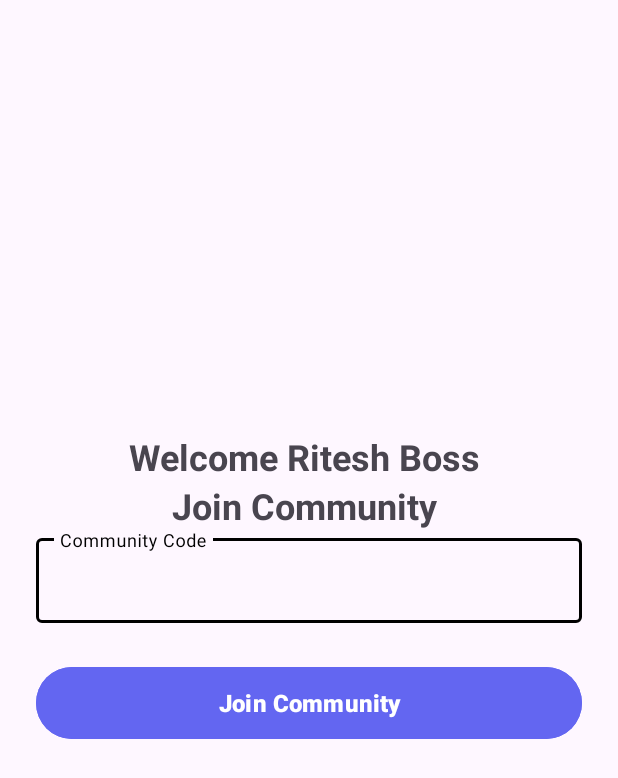
After one commit to RITESHKUMAR7488/Ask, an Android app: the JoinCommunity screen opened directly, with no data from a screen before it, on a phone screen of 412 x 824 dp. The commit adds this screen. Shown: the top 778 px of the screen. Run offline under Robolectric (Android 15) with nearby library versions, the phone set to English and light mode, and no system bars; our stand-ins replace data binding.

Commit message:
Join Community

```diff
--- a/app/src/main/java/com/example/ask/MyApplication.kt
+++ b/app/src/main/java/com/example/ask/MyApplication.kt
@@ -3,10 +3,9 @@ package com.example.ask
 import android.app.Application
 import androidx.appcompat.app.AppCompatDelegate
 import dagger.hilt.android.HiltAndroidApp
-import jakarta.inject.Inject
 
 @HiltAndroidApp
-class MyApplication @Inject constructor():Application(){
+class MyApplication : Application() {
     override fun onCreate() {
         super.onCreate()
         AppCompatDelegate.setDefaultNightMode(AppCompatDelegate.MODE_NIGHT_NO)
--- /dev/null
+++ b/app/src/main/java/com/example/ask/communityModule/uis/Activities/JoinCommunity.kt
@@ -0,0 +1,17 @@
+package com.example.ask.communityModule.uis.Activities
+
+import android.os.Bundle
+import androidx.activity.enableEdgeToEdge
+import androidx.appcompat.app.AppCompatActivity
+import androidx.core.view.ViewCompat
+import androidx.core.view.WindowInsetsCompat
+import com.example.ask.R
+
+class JoinCommunity : AppCompatActivity() {
+    override fun onCreate(savedInstanceState: Bundle?) {
+        super.onCreate(savedInstanceState)
+        enableEdgeToEdge()
+        setContentView(R.layout.activity_join_community)
+
+    }
+}
--- /dev/null
+++ b/app/src/main/res/layout/activity_join_community.xml
@@ -0,0 +1,92 @@
+<?xml version="1.0" encoding="utf-8"?>
+<layout xmlns:tools="http://schemas.android.com/tools"
+    xmlns:android="http://schemas.android.com/apk/res/android"
+    xmlns:app="http://schemas.android.com/apk/res-auto">
+    <androidx.constraintlayout.widget.ConstraintLayout
+        android:id="@+id/main"
+        android:layout_width="match_parent"
+        android:layout_height="match_parent"
+        tools:context=".communityModule.uis.Activities.CreateCommunityActicity">
+
+        <TextView
+            android:id="@+id/textView4"
+            android:layout_width="wrap_content"
+            android:layout_height="wrap_content"
+            android:layout_marginTop="288dp"
+            android:text="Welcome Ritesh Boss "
+            android:textSize="24sp"
+            android:textStyle="bold"
+            app:layout_constraintEnd_toEndOf="parent"
+            app:layout_constraintStart_toStartOf="parent"
+            app:layout_constraintTop_toTopOf="parent" />
+
+        <TextView
+            android:id="@+id/textView5"
+            android:layout_width="wrap_content"
+            android:layout_height="wrap_content"
+            android:text="Join Community "
+            android:textSize="24sp"
+            android:textStyle="bold"
+            app:layout_constraintEnd_toEndOf="parent"
+            app:layout_constraintStart_toStartOf="parent"
+            app:layout_constraintTop_toBottomOf="@+id/textView4" />
+
+
+        <com.google.android.material.textfield.TextInputLayout
+            android:id="@+id/textInputLayout"
+            style="@style/Widget.Material3.TextInputLayout.OutlinedBox"
+            android:layout_width="match_parent"
+            android:layout_height="wrap_content"
+            android:layout_marginHorizontal="24dp"
+            android:hint="Community Code"
+            app:boxStrokeColor="@color/black"
+            app:hintTextColor="@color/black"
+            app:layout_constraintEnd_toEndOf="parent"
+            app:layout_constraintHorizontal_bias="0.666"
+            app:layout_constraintStart_toStartOf="parent"
+            app:layout_constraintTop_toBottomOf="@+id/textView5">
+
+            <com.google.android.material.textfield.TextInputEditText
+                android:id="@+id/et_CommunityCode"
+                android:layout_width="match_parent"
+                android:layout_height="wrap_content"
+                android:inputType="text"
+                android:textColor="@color/black"
+                android:textColorHint="@android:color/darker_gray" />
+        </com.google.android.material.textfield.TextInputLayout>
+
+        <RelativeLayout
+            android:id="@+id/relativeLayout"
+            android:layout_width="match_parent"
+            android:layout_height="wrap_content"
+            android:layout_marginTop="25dp"
+            app:layout_constraintEnd_toEndOf="parent"
+            app:layout_constraintStart_toStartOf="parent"
+            app:layout_constraintTop_toBottomOf="@+id/textInputLayout">
+
+            <Button
+                android:id="@+id/btnCreateCommunity"
+                android:layout_width="match_parent"
+                android:layout_height="56dp"
+                android:layout_marginHorizontal="24dp"
+                android:backgroundTint="@color/primary_color"
+                android:text="Join Community"
+                android:textSize="16sp"
+                android:textStyle="bold" />
+
+            <ProgressBar
+                android:id="@+id/progressBar"
+                android:layout_width="24dp"
+                android:layout_height="24dp"
+                android:layout_centerInParent="true"
+                android:indeterminateTint="@android:color/white"
+                android:visibility="gone" />
+
+        </RelativeLayout>
+
+
+
+
+    </androidx.constraintlayout.widget.ConstraintLayout>
+
+</layout>
```
Also changed, not shown: app/src/main/AndroidManifest.xml (+5 -3 lines), app/src/main/java/com/example/ask/communityModule/adapters/MyCommunityAdapter.kt (+15 -8 lines), app/src/main/java/com/example/ask/communityModule/dis/CommunityModule.kt (+7 -9 lines), app/src/main/java/com/example/ask/communityModule/repositories/CommunityRepositoryImpl.kt (+70 -18 lines), app/src/main/java/com/example/ask/communityModule/uis/Activities/CreateCommunityActicity.kt (+31 -44 lines), app/src/main/java/com/example/ask/communityModule/uis/fragments/CommunityFragment.kt (+165 -14 lines), app/src/main/java/com/example/ask/communityModule/viewModels/CommunityViewModel.kt (+19 -27 lines).
